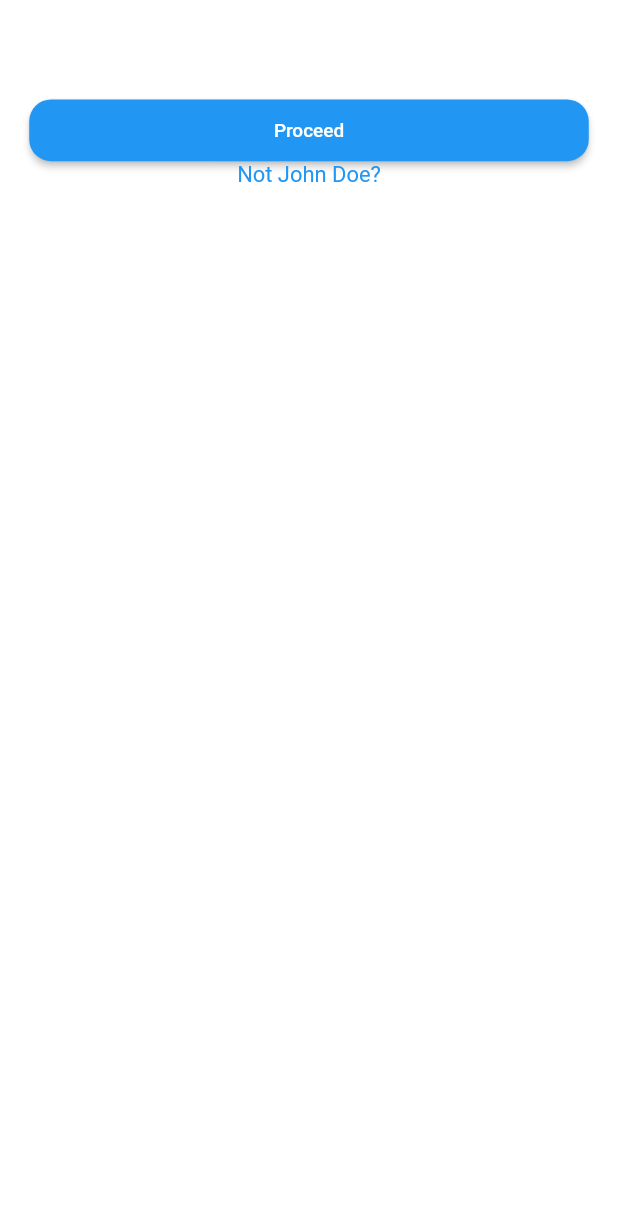
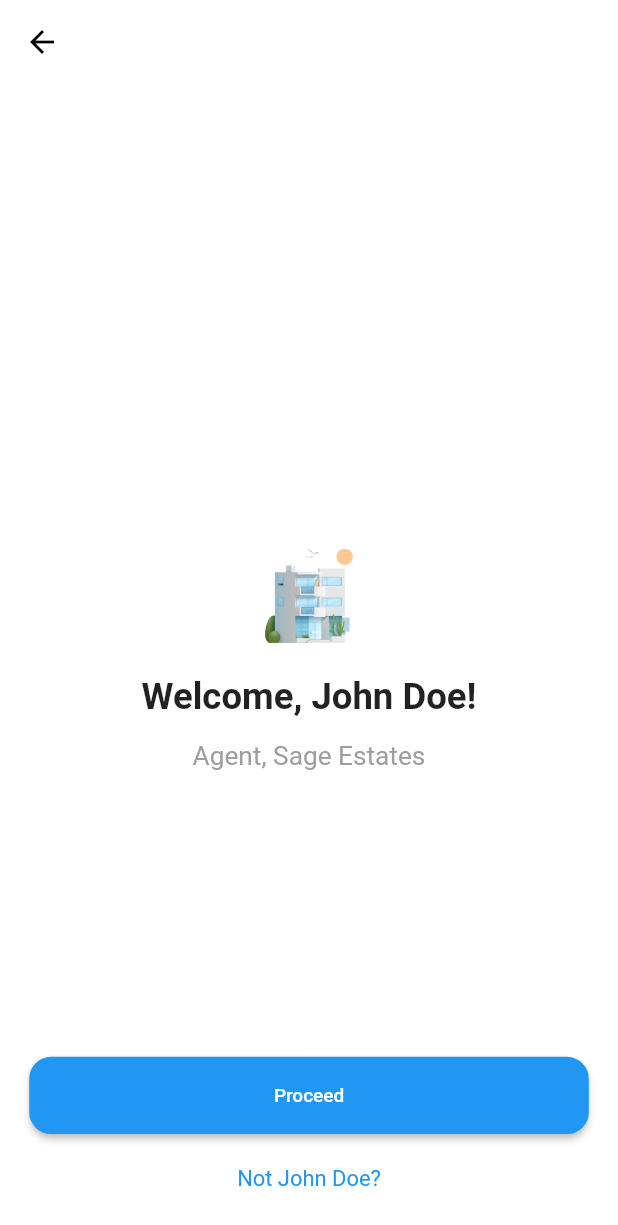
Before and after one commit to silentl007/telah, a Flutter app: the WelcomeUser screen opened directly, on a phone screen of 412 x 824 dp. Shown: the top 1225 px of the screen. Run offline on Flutter 3.47's test engine with Material 2 defaults, Android fonts, the phone set to English and light mode, and no system bars.

Commit message:
login, welcome user and link account screens done

```diff
--- a/lib/customwidgets.dart
+++ b/lib/customwidgets.dart
@@ -5,21 +5,25 @@ class UserWidgets {
   button(
       {required BuildContext context,
       required Function function,
+      double? buttonHeight,
+      double? buttonTextSize,
+      Color? buttonColor,
       String? buttonText}) {
     Sizes().heightSizeCalc(context);
     Sizes().widthSizeCalc(context);
     return SizedBox(
-      height: Sizes.h40,
+      height: buttonHeight ?? Sizes.h40,
       width: double.infinity,
       child: ElevatedButton(
           style: ElevatedButton.styleFrom(
+              primary: buttonColor,
               shape: RoundedRectangleBorder(
                   borderRadius: BorderRadius.all(Radius.circular(Sizes.w15)))),
           onPressed: () {
             function();
           },
           child: Text(buttonText ?? 'Proceed',
-              style: TextStyle(fontSize: Sizes.w13))),
+              style: TextStyle(fontSize: buttonTextSize ?? Sizes.w13))),
     );
   }
 }
--- a/lib/main.dart
+++ b/lib/main.dart
@@ -1,6 +1,5 @@
 import 'package:flutter/material.dart';
 import 'package:telah/login.dart';
-import 'package:telah/options.dart';
 
 void main() {
   runApp(const MyApp());
@@ -13,7 +12,7 @@ class MyApp extends StatelessWidget {
   @override
   Widget build(BuildContext context) {
     return MaterialApp(
-      title: 'Flutter Demo',
+      title: 'Telah',
       theme: ThemeData(
         primarySwatch: Colors.blue,
       ),
--- a/lib/welcomeuser.dart
+++ b/lib/welcomeuser.dart
@@ -1,10 +1,17 @@
 import 'package:flutter/material.dart';
 import 'package:telah/customwidgets.dart';
+import 'package:telah/linkaccount.dart';
+import 'package:telah/login.dart';
 import 'package:telah/sizemodel.dart';
 
-class WelcomeUser extends StatelessWidget {
+class WelcomeUser extends StatefulWidget {
   const WelcomeUser({Key? key}) : super(key: key);
 
+  @override
+  State<WelcomeUser> createState() => _WelcomeUserState();
+}
+
+class _WelcomeUserState extends State<WelcomeUser> {
   @override
   Widget build(BuildContext context) {
     Sizes().heightSizeCalc(context);
@@ -15,8 +22,14 @@ class WelcomeUser extends StatelessWidget {
         appBar: AppBar(
           backgroundColor: Colors.white,
           elevation: 0,
+          leading: const Icon(
+            Icons.arrow_back,
+            color: Colors.black,
           ),
-        body: MediaQuery(
+        ),
+        body: WillPopScope(
+          onWillPop: () async => false,
+          child: MediaQuery(
             data: MediaQuery.of(context).copyWith(textScaleFactor: 1),
             child: Padding(
               padding: EdgeInsets.only(
@@ -24,26 +37,72 @@ class WelcomeUser extends StatelessWidget {
                   left: Sizes.w20,
                   right: Sizes.w20,
                   bottom: Sizes.w10),
-                child: Stack(children: [
+              child: Stack(
+                children: [
                   Align(
                     alignment: Alignment.center,
-                    child: Column(children: [],),
+                    child: Column(
+                      mainAxisAlignment: MainAxisAlignment.center,
+                      children: [
+                        //placeholder user profile picture
+                        Image.asset(
+                          'assets/images/house.png',
+                          width: Sizes.w60,
+                        ),
+                        customDivider(height: Sizes.h20),
+                        Text(
+                          'Welcome, John Doe!',
+                          textAlign: TextAlign.center,
+                          style: TextStyle(
+                              fontWeight: FontWeight.bold, fontSize: Sizes.w25),
+                        ),
+                        customDivider(height: Sizes.h15),
+                        Text(
+                          'Agent, Sage Estates',
+                          style: TextStyle(
+                              color: Colors.grey, fontSize: Sizes.w18),
+                        ),
+                      ],
+                    ),
                   ),
                   Align(
                     alignment: Alignment.bottomCenter,
-                    child: Column(children: [
-                      UserWidgets().button(context: context, function: proceed),
-                      Text('Not John Doe?', style: TextStyle(color: Colors.blue, fontSize: Sizes.w15),)
-                    ],),
+                    child: Column(
+                      mainAxisAlignment: MainAxisAlignment.end,
+                      children: [
+                        UserWidgets().button(
+                            context: context,
+                            function: proceed,
+                            buttonHeight: Sizes.h50),
+                        customDivider(height: Sizes.h20),
+                        GestureDetector(
+                          onTap: () {
+                            Navigator.push(
+                                context,
+                                MaterialPageRoute(
+                                    builder: (context) => const Login()));
+                          },
+                          child: Text(
+                            'Not John Doe?',
+                            style: TextStyle(
+                                color: Colors.blue, fontSize: Sizes.w15),
                           ),
-
-                ],),
+                        ),
+                        customDivider(height: Sizes.h20),
+                      ],
+                    ),
+                  )
+                ],
+              ),
+            ),
           ),
         ),
       ),
     );
   }
-  proceed(){
 
+  proceed() {
+    Navigator.of(context)
+        .push(MaterialPageRoute(builder: (context) => const LinkAccount()));
   }
 }
```
Also changed, not shown: lib/linkaccount.dart (added, +166 -0 lines), lib/login.dart (+26 -10 lines). Lines whose indentation alone changed are shown as unchanged.
